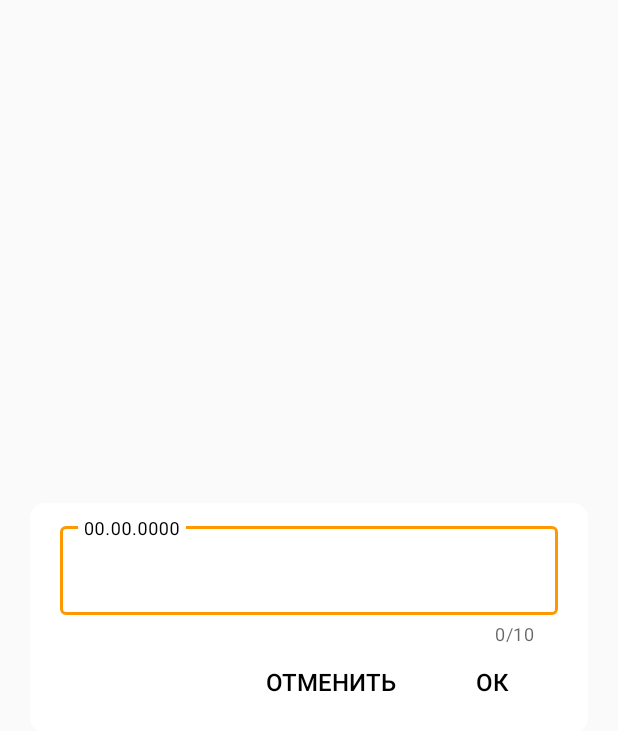
After one commit to SergeyGaldin/testCase, an Android app: the layout alert_dialog_date_begin.xml on its own in the app's theme, with its tools: preview values and no code run, on a phone screen of 412 x 824 dp. The commit adds this screen. Shown: the top 731 px of the screen. Run offline under Robolectric (Android 15) with nearby library versions, the light colour scheme and no system bars; network calls fail.

```diff
--- a/app/src/main/java/com/example/testcase/adapters/ExecutorAdapter.kt
+++ b/app/src/main/java/com/example/testcase/adapters/ExecutorAdapter.kt
@@ -30,7 +30,7 @@ class ExecutorAdapter(
     override fun onBindViewHolder(holder: ExecutorAdapterVH, position: Int) {
         val executor: Executor = listExecutor[position]
         holder.nameExecutor.text = executor.getNameExecutor
-        holder.organizationExecutor.text = executor.getOrganizationExecutor
+        holder.roleExecutor.text = executor.getRoleExecutor
     }
 
     override fun getItemCount(): Int {
@@ -39,11 +39,11 @@ class ExecutorAdapter(
 
     inner class ExecutorAdapterVH(itemView: View) : RecyclerView.ViewHolder(itemView) {
         var nameExecutor: TextView
-        var organizationExecutor: TextView
+        var roleExecutor: TextView
 
         init {
             nameExecutor = itemView.findViewById(R.id.name_executor)
-            organizationExecutor = itemView.findViewById(R.id.executor_organization)
+            roleExecutor = itemView.findViewById(R.id.executor_role)
             itemView.setOnClickListener { itemClickListener(adapterPosition) }
         }
     }
--- /dev/null
+++ b/app/src/main/res/drawable/ic_update.xml
@@ -0,0 +1,5 @@
+<vector android:height="24dp" android:tint="#FFFFFF"
+    android:viewportHeight="24" android:viewportWidth="24"
+    android:width="24dp" xmlns:android="http://schemas.android.com/apk/res/android">
+    <path android:fillColor="@android:color/white" android:pathData="M14,12c0,-1.1 -0.9,-2 -2,-2s-2,0.9 -2,2 0.9,2 2,2 2,-0.9 2,-2zM12,3c-4.97,0 -9,4.03 -9,9L0,12l4,4 4,-4L5,12c0,-3.87 3.13,-7 7,-7s7,3.13 7,7 -3.13,7 -7,7c-1.51,0 -2.91,-0.49 -4.06,-1.3l-1.42,1.44C8.04,20.3 9.94,21 12,21c4.97,0 9,-4.03 9,-9s-4.03,-9 -9,-9z"/>
+</vector>
--- /dev/null
+++ b/app/src/main/res/layout/alert_dialog_date_begin.xml
@@ -0,0 +1,50 @@
+<?xml version="1.0" encoding="utf-8"?>
+<RelativeLayout xmlns:android="http://schemas.android.com/apk/res/android"
+    xmlns:app="http://schemas.android.com/apk/res-auto"
+    android:layout_width="match_parent"
+    android:layout_height="match_parent"
+    android:background="@color/invisible">
+
+    <RelativeLayout
+        android:layout_width="match_parent"
+        android:layout_height="wrap_content"
+        android:layout_centerInParent="true"
+        android:layout_marginHorizontal="20dp"
+        android:background="@drawable/background_alert_dialog_white"
+        android:paddingVertical="10dp">
+
+        <com.google.android.material.textfield.TextInputLayout
+            android:id="@+id/inputNameRequest"
+            app:counterEnabled="true"
+            app:counterMaxLength="10"
+            style="@style/OutlinedTextField">
+
+            <com.google.android.material.textfield.TextInputEditText
+                android:id="@+id/textDateBeginRequest"
+                style="@style/TextInputEditText"
+                android:focusable="true"
+                android:maxLength="10"
+                android:hint="@string/text_hint_custom_date"
+                android:inputType="date" />
+
+        </com.google.android.material.textfield.TextInputLayout>
+
+        <Button
+            android:id="@+id/buttonOk"
+            style="@style/ButtonAlertDialog"
+            android:layout_below="@+id/inputNameRequest"
+            android:layout_alignParentEnd="true"
+            android:layout_marginEnd="20dp"
+            android:text="@string/ok" />
+
+        <Button
+            android:id="@+id/buttonCancel"
+            style="@style/ButtonAlertDialog"
+            android:layout_below="@+id/inputNameRequest"
+            android:layout_marginEnd="20dp"
+            android:layout_toStartOf="@+id/buttonOk"
+            android:text="@string/cancel" />
+
+    </RelativeLayout>
+
+</RelativeLayout>
--- a/app/src/main/res/layout/layout_executor.xml
+++ b/app/src/main/res/layout/layout_executor.xml
@@ -16,7 +16,7 @@
             android:textSize="18sp" />
 
         <TextView
-            android:id="@+id/executor_organization"
+            android:id="@+id/executor_role"
             android:layout_width="wrap_content"
             android:layout_height="wrap_content"
             android:layout_below="@id/name_executor"
--- a/app/src/main/res/menu/app_bar_menu.xml
+++ b/app/src/main/res/menu/app_bar_menu.xml
@@ -10,8 +10,8 @@
         app:showAsAction="ifRoom|collapseActionView" />
 
     <item
-        android:id="@+id/filter"
-        android:icon="@drawable/ic_filter"
+        android:id="@+id/update"
+        android:icon="@drawable/ic_update"
         android:title="@string/filter"
         app:showAsAction="always" />
 
--- a/app/src/main/res/values/strings.xml
+++ b/app/src/main/res/values/strings.xml
@@ -23,5 +23,6 @@
     <string name="text_author">Автор</string>
 
     <string name="text_hint_name_request">Введите название заявки</string>
+    <string name="text_hint_custom_date">00.00.0000</string>
     <string name="ok">Ок</string>
 </resources>
```
Also changed, not shown: app/src/main/AndroidManifest.xml (+5 -11 lines), app/src/main/java/com/example/testcase/AddRequestActivity.kt (+37 -22 lines), app/src/main/java/com/example/testcase/MainActivity.kt (+16 -6 lines), app/src/main/java/com/example/testcase/models/Executor.kt (+6 -3 lines).
